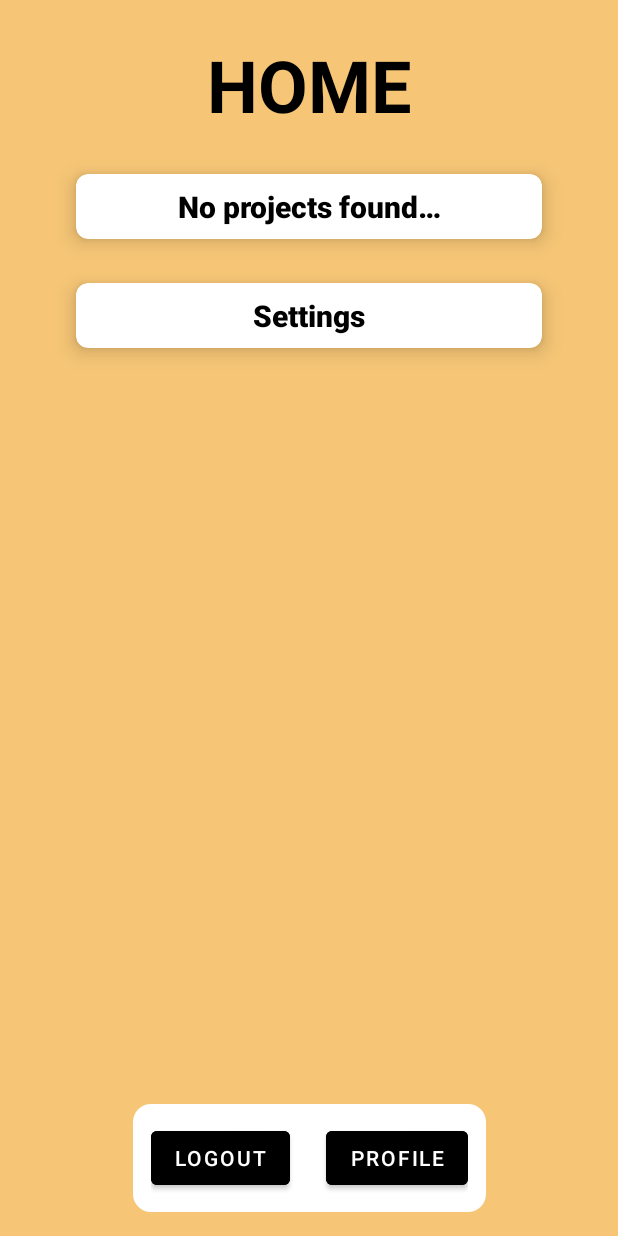
After one commit to Kilne/TimeIsApp, an Android app: the layout home_layout.xml on its own in the app's theme, with its tools: preview values and no code run, on a phone screen of 412 x 824 dp. The commit adds this screen. Run offline under Robolectric (Android 15) with nearby library versions, the phone set to English and light mode, and no system bars.

Commit message:
Cambio installazione TODO:Dynamic home

```diff
--- a/app/src/main/AndroidManifest.xml
+++ b/app/src/main/AndroidManifest.xml
@@ -26,6 +26,7 @@
         </activity>
         <activity android:name=".LogInActivity" />
         <activity android:name=".RegisterActivity" />
+        <activity android:name=".HomeActivity" />
     </application>
 
 </manifest>
--- a/app/src/main/java/com/example/timeisapp/RegisterActivity.kt
+++ b/app/src/main/java/com/example/timeisapp/RegisterActivity.kt
@@ -54,8 +54,7 @@ class RegisterActivity : AppCompatActivity() {
                         )
                         when (responseCode) {
                             200 -> setResult(RESULT_OK, Intent().putExtra("userData", responseData))
-                            401 -> Snackbar.make(it, "Username or email already in use", Snackbar.LENGTH_SHORT).show()
-                            400 -> Snackbar.make(it, "Connection error", Snackbar.LENGTH_SHORT).show()
+                            400,401,500 -> Snackbar.make(it, "There was a problem try again later", Snackbar.LENGTH_SHORT).show()
                         }
                         if (responseCode == 200) {
                             registered = true
--- /dev/null
+++ b/app/src/main/res/layout/home_layout.xml
@@ -0,0 +1,168 @@
+<?xml version="1.0" encoding="utf-8"?>
+<androidx.constraintlayout.widget.ConstraintLayout xmlns:android="http://schemas.android.com/apk/res/android"
+    xmlns:app="http://schemas.android.com/apk/res-auto"
+    xmlns:tools="http://schemas.android.com/tools"
+    android:id="@+id/background"
+    android:layout_width="match_parent"
+    android:layout_height="match_parent"
+    android:background="@color/TMAPP">
+
+    <TextView
+        android:id="@+id/home_title"
+        android:layout_width="201dp"
+        android:layout_height="53dp"
+        android:layout_marginTop="24dp"
+        android:fontFamily="sans-serif"
+        android:text="@string/home"
+        android:textAlignment="center"
+        android:textAppearance="@style/TextAppearance.AppCompat.Large"
+        android:textColor="@color/black"
+        android:textSize="48sp"
+        android:textStyle="bold"
+        android:typeface="serif"
+        app:layout_constraintEnd_toEndOf="parent"
+        app:layout_constraintHorizontal_bias="0.5"
+        app:layout_constraintStart_toStartOf="parent"
+        app:layout_constraintTop_toTopOf="parent" />
+
+    <androidx.constraintlayout.widget.ConstraintLayout
+        android:id="@+id/card_section"
+        android:layout_width="0dp"
+        android:layout_height="0dp"
+        android:layout_marginStart="24dp"
+        android:layout_marginTop="16dp"
+        android:layout_marginEnd="24dp"
+        android:layout_marginBottom="16dp"
+        app:layout_constraintBottom_toTopOf="@+id/bottom_buttons_group"
+        app:layout_constraintEnd_toEndOf="parent"
+        app:layout_constraintHorizontal_bias="0.5"
+        app:layout_constraintStart_toStartOf="parent"
+        app:layout_constraintTop_toBottomOf="@+id/home_title">
+
+        <androidx.cardview.widget.CardView
+            android:id="@+id/P1"
+            android:layout_width="0dp"
+            android:layout_height="wrap_content"
+            android:layout_marginStart="16dp"
+            android:layout_marginEnd="16dp"
+            android:visibility="gone"
+            app:cardCornerRadius="8dp"
+            app:cardElevation="8dp"
+            app:cardUseCompatPadding="true"
+            app:layout_constraintEnd_toEndOf="parent"
+            app:layout_constraintHorizontal_bias="0.5"
+            app:layout_constraintStart_toStartOf="parent"
+            app:layout_constraintTop_toBottomOf="@+id/ProjectCards"
+            tools:visibility="visible">
+
+            <androidx.constraintlayout.widget.ConstraintLayout
+                android:id="@+id/P1_1"
+                android:layout_width="match_parent"
+                android:layout_height="match_parent">
+
+                <TextView
+                    android:id="@+id/T_1_1"
+                    android:layout_width="wrap_content"
+                    android:layout_height="wrap_content"
+                    android:layout_marginTop="8dp"
+                    android:layout_marginBottom="8dp"
+                    android:fontFamily="sans-serif-medium"
+                    android:text="@string/settings"
+                    android:textAlignment="center"
+                    android:textAppearance="@style/TextAppearance.AppCompat.Medium"
+                    android:textColor="@color/black"
+                    android:textSize="20sp"
+                    android:textStyle="bold"
+                    android:typeface="normal"
+                    app:layout_constraintBottom_toBottomOf="parent"
+                    app:layout_constraintEnd_toEndOf="parent"
+                    app:layout_constraintHorizontal_bias="0.5"
+                    app:layout_constraintStart_toStartOf="parent"
+                    app:layout_constraintTop_toTopOf="parent"
+                    app:layout_constraintVertical_bias="0.5" />
+            </androidx.constraintlayout.widget.ConstraintLayout>
+        </androidx.cardview.widget.CardView>
+
+        <androidx.cardview.widget.CardView
+            android:id="@+id/ProjectCards"
+            android:layout_width="0dp"
+            android:layout_height="wrap_content"
+            android:layout_marginStart="16dp"
+            android:layout_marginTop="8dp"
+            android:layout_marginEnd="16dp"
+            android:visibility="gone"
+            app:cardCornerRadius="8dp"
+            app:cardElevation="8dp"
+            app:cardUseCompatPadding="true"
+            app:layout_constraintEnd_toEndOf="parent"
+            app:layout_constraintHorizontal_bias="0.5"
+            app:layout_constraintStart_toStartOf="parent"
+            app:layout_constraintTop_toTopOf="parent"
+            tools:visibility="visible">
+
+            <androidx.constraintlayout.widget.ConstraintLayout
+                android:id="@+id/NoProjectsContent"
+                android:layout_width="match_parent"
+                android:layout_height="match_parent">
+
+                <TextView
+                    android:id="@+id/textView8"
+                    android:layout_width="wrap_content"
+                    android:layout_height="wrap_content"
+                    android:layout_marginTop="8dp"
+                    android:layout_marginBottom="8dp"
+                    android:fontFamily="sans-serif-medium"
+                    android:text="@string/No_projects"
+                    android:textAlignment="center"
+                    android:textAppearance="@style/TextAppearance.AppCompat.Medium"
+                    android:textColor="@color/black"
+                    android:textSize="20sp"
+                    android:textStyle="bold"
+                    android:typeface="normal"
+                    app:layout_constraintBottom_toBottomOf="parent"
+                    app:layout_constraintEnd_toEndOf="parent"
+                    app:layout_constraintHorizontal_bias="0.5"
+                    app:layout_constraintStart_toStartOf="parent"
+                    app:layout_constraintTop_toTopOf="parent"
+                    app:layout_constraintVertical_bias="0.5" />
+            </androidx.constraintlayout.widget.ConstraintLayout>
+        </androidx.cardview.widget.CardView>
+    </androidx.constraintlayout.widget.ConstraintLayout>
+
+    <androidx.constraintlayout.widget.ConstraintLayout
+        android:id="@+id/bottom_buttons_group"
+        android:layout_width="wrap_content"
+        android:layout_height="wrap_content"
+        android:layout_marginBottom="16dp"
+        android:background="@drawable/rounded_box"
+        app:layout_constraintBottom_toBottomOf="parent"
+        app:layout_constraintEnd_toEndOf="parent"
+        app:layout_constraintHorizontal_bias="0.5"
+        app:layout_constraintStart_toStartOf="parent">
+
+        <Button
+            android:id="@+id/logout_button"
+            android:layout_width="wrap_content"
+            android:layout_height="wrap_content"
+            android:backgroundTint="@color/black"
+            android:text="@string/logout"
+            app:layout_constraintBottom_toBottomOf="parent"
+            app:layout_constraintStart_toStartOf="parent"
+            app:layout_constraintTop_toTopOf="parent"
+            app:layout_constraintVertical_bias="0.5" />
+
+        <Button
+            android:id="@+id/profile_button"
+            android:layout_width="wrap_content"
+            android:layout_height="wrap_content"
+            android:layout_marginStart="24dp"
+            android:backgroundTint="@color/black"
+            android:text="@string/profile"
+            app:layout_constraintBottom_toBottomOf="parent"
+            app:layout_constraintEnd_toEndOf="parent"
+            app:layout_constraintStart_toEndOf="@+id/logout_button"
+            app:layout_constraintTop_toTopOf="parent"
+            app:layout_constraintVertical_bias="0.5" />
+    </androidx.constraintlayout.widget.ConstraintLayout>
+
+</androidx.constraintlayout.widget.ConstraintLayout>
--- a/app/src/main/res/values/strings.xml
+++ b/app/src/main/res/values/strings.xml
@@ -12,4 +12,13 @@
     <string name="username">Username</string>
     <string name="send">Send</string>
     <string name="cancel">Cancel</string>
+    <string name="home">HOME</string>
+    <string name="profile">Profile</string>
+    <string name="settings">Settings</string>
+    <string name="logout">Logout</string>
+    <string name="projects">Your Projects</string>
+    <string name="add_project">Add Project</string>
+    <string name="open">Open</string>
+    <string name="delete">Delete</string>
+    <string name="No_projects">No projects found…</string>
 </resources>
```
Also changed, not shown: app/src/main/java/com/example/timeisapp/HomeActivity.kt (added, +35 -0 lines), app/src/main/java/com/example/timeisapp/LogInActivity.kt (+9 -4 lines), app/src/main/java/com/example/timeisapp/MainActivity.kt (+24 -9 lines), app/src/main/java/com/example/timeisapp/backend/CheckLogin.kt (added, +25 -0 lines), app/src/main/java/com/example/timeisapp/backend/Request.kt (added, +91 -0 lines), app/src/main/java/com/example/timeisapp/database/Request.kt (deleted, +0 -66 lines).
